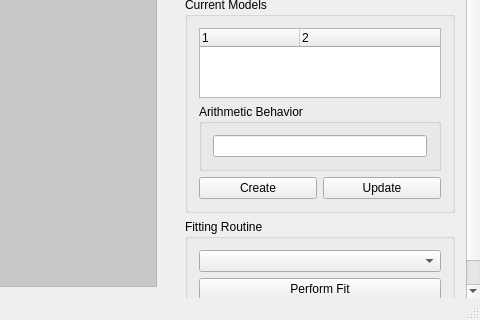
Qt form pyfocal/ui/qt/uic/source/mainwindow.ui (astropy/specutils) before a commit; both pictures show x 800 to 1280 and y 400 to 720 of the 1280 by 720 pixel window.
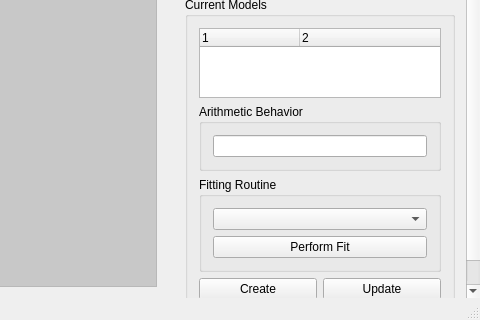
The same form after that commit. Icons and pictures are not drawn.

```diff
--- a/pyfocal/ui/qt/uic/source/mainwindow.ui
+++ b/pyfocal/ui/qt/uic/source/mainwindow.ui
@@ -517,6 +517,25 @@
               </layout>
              </widget>
             </item>
+            <item>
+             <widget class="QGroupBox" name="groupBox_5">
+              <property name="title">
+               <string>Fitting Routine</string>
+              </property>
+              <layout class="QVBoxLayout" name="verticalLayout_6">
+               <item>
+                <widget class="QComboBox" name="comboBox_2"/>
+               </item>
+               <item>
+                <widget class="QPushButton" name="pushButton_3">
+                 <property name="text">
+                  <string>Perform Fit</string>
+                 </property>
+                </widget>
+               </item>
+              </layout>
+             </widget>
+            </item>
             <item>
              <layout class="QHBoxLayout" name="horizontalLayout_4">
               <item>
@@ -538,25 +557,6 @@
            </layout>
           </widget>
          </item>
-         <item>
-          <widget class="QGroupBox" name="groupBox_5">
-           <property name="title">
-            <string>Fitting Routine</string>
-           </property>
-           <layout class="QVBoxLayout" name="verticalLayout_6">
-            <item>
-             <widget class="QComboBox" name="comboBox_2"/>
-            </item>
-            <item>
-             <widget class="QPushButton" name="pushButton_3">
-              <property name="text">
-               <string>Perform Fit</string>
-              </property>
-             </widget>
-            </item>
-           </layout>
-          </widget>
-         </item>
         </layout>
        </widget>
       </widget>
```
